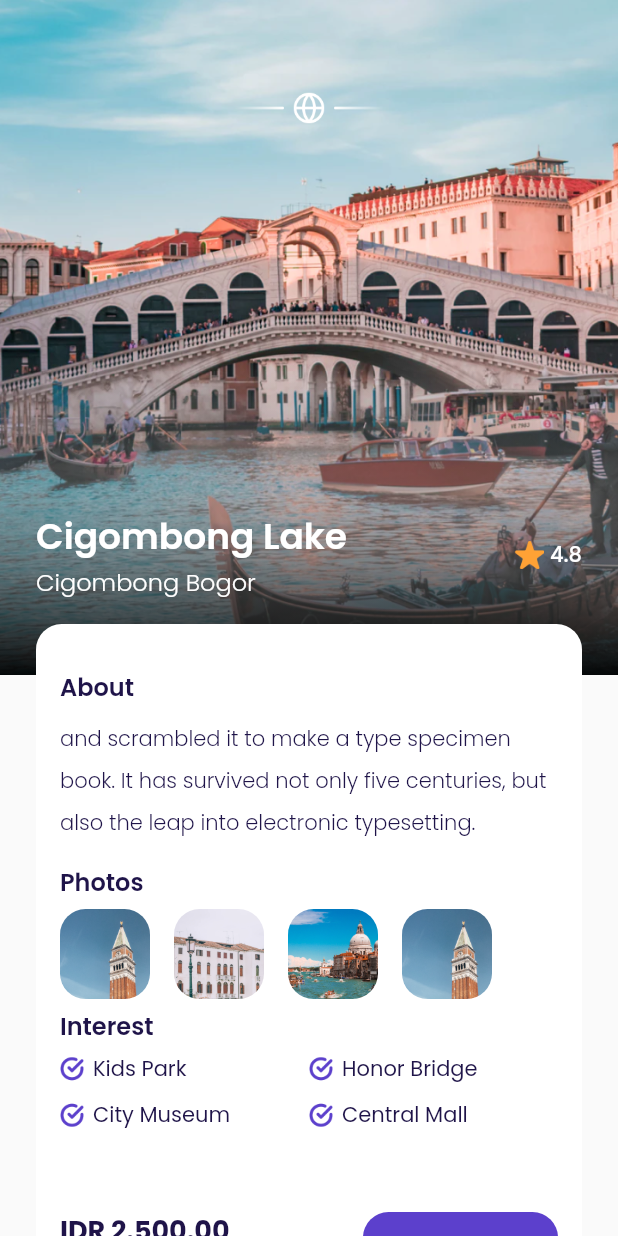
After one commit to Bintaaaa/air_plane_flutter, a Flutter app: the DetailPage screen opened by its route, on a phone screen of 412 x 824 dp. The commit adds this screen. Run offline on Flutter 3.47's test engine with Material 2 defaults, Android fonts, the phone set to English and light mode, and no system bars; our stand-ins replace google_fonts.

Commit message:
Detail page

```diff
--- a/lib/main.dart
+++ b/lib/main.dart
@@ -1,4 +1,5 @@
 import 'package:air_plane/ui/pages/bonus_page.dart';
+import 'package:air_plane/ui/pages/detail_page.dart';
 import 'package:air_plane/ui/pages/get_started.dart';
 import 'package:air_plane/ui/pages/main_page.dart';
 import 'package:air_plane/ui/pages/sign_up_page.dart';
@@ -18,7 +19,8 @@ class MyApp extends StatelessWidget {
         '/get-started': (context) => GetStartedPage(),
         '/sign-up-page': (context) => SignUpPage(),
         '/bonus': (context) => BonusPage(),
-        '/main': (context) => MainPage()
+        '/main': (context) => MainPage(),
+        '/detail-page': (context) => DetailPage()
       },
     );
   }
--- /dev/null
+++ b/lib/ui/pages/detail_page.dart
@@ -0,0 +1,221 @@
+import 'package:air_plane/style/theme.dart';
+import 'package:air_plane/ui/widgets/item_button.dart';
+import 'package:air_plane/ui/widgets/item_interest_detail.dart';
+import 'package:air_plane/ui/widgets/item_photo_detail.dart';
+import 'package:flutter/material.dart';
+
+class DetailPage extends StatelessWidget {
+  const DetailPage({Key? key}) : super(key: key);
+
+  @override
+  Widget build(BuildContext context) {
+    Widget backgroundImage() {
+      return Container(
+        width: double.infinity,
+        height: 450,
+        decoration: BoxDecoration(
+            image: DecorationImage(
+                fit: BoxFit.cover,
+                image: AssetImage("assets/image_destination1.png"))),
+      );
+    }
+
+    Widget shadowGradient() {
+      return Container(
+        width: double.infinity,
+        height: 214,
+        margin: EdgeInsets.only(top: 236),
+        decoration: BoxDecoration(
+            gradient: LinearGradient(
+                begin: Alignment.topCenter,
+                end: Alignment.bottomCenter,
+                colors: [
+              kWhiteColor.withOpacity(0),
+              Colors.black.withOpacity(0.95)
+            ])),
+      );
+    }
+
+    Widget content() {
+      return Container(
+        width: double.infinity,
+        margin: EdgeInsets.fromLTRB(
+            defaultMargin, defaultMargin * 2.5, defaultMargin, 0),
+        child: Column(
+          children: [
+            Container(
+              width: 100,
+              height: 24,
+              decoration: BoxDecoration(
+                  image: DecorationImage(
+                      image: AssetImage("assets/icon_emblem.png"))),
+            ),
+            Container(
+              margin: EdgeInsets.only(top: 256),
+              child: Row(
+                children: [
+                  Expanded(
+                    child: Column(
+                      crossAxisAlignment: CrossAxisAlignment.start,
+                      children: [
+                        Text(
+                          "Cigombong Lake",
+                          style: whiteTextStyle.copyWith(
+                            fontSize: 24,
+                            fontWeight: semiBold,
+                          ),
+                        ),
+                        Text(
+                          "Cigombong Bogor",
+                          style: whiteTextStyle.copyWith(
+                            fontSize: 16,
+                            fontWeight: ligth,
+                          ),
+                          overflow: TextOverflow.ellipsis,
+                        )
+                      ],
+                    ),
+                  ),
+                  Row(
+                    mainAxisAlignment: MainAxisAlignment.center,
+                    crossAxisAlignment: CrossAxisAlignment.center,
+                    children: [
+                      Container(
+                        width: 20,
+                        height: 20,
+                        margin: EdgeInsets.only(right: 4),
+                        decoration: BoxDecoration(
+                            image: DecorationImage(
+                                image: AssetImage("assets/icon_star.png"))),
+                      ),
+                      Text(
+                        "4.8",
+                        style: whiteTextStyle.copyWith(fontWeight: medium),
+                      )
+                    ],
+                  ),
+                ],
+              ),
+            ),
+            Container(
+              width: double.infinity,
+              margin: EdgeInsets.only(top: 16),
+              padding: EdgeInsets.symmetric(horizontal: 16, vertical: 30),
+              decoration: BoxDecoration(
+                  color: kWhiteColor, borderRadius: BorderRadius.circular(17)),
+              child: Column(
+                crossAxisAlignment: CrossAxisAlignment.start,
+                children: [
+                  Text(
+                    "About",
+                    style: blackTextStyle.copyWith(
+                      fontSize: 16,
+                      fontWeight: semiBold,
+                    ),
+                  ),
+                  SizedBox(
+                    height: 6,
+                  ),
+                  Text(
+                    "and scrambled it to make a type specimen book. It has survived not only five centuries, but also the leap into electronic typesetting.",
+                    style:
+                        blackTextStyle.copyWith(fontWeight: ligth, height: 2),
+                  ),
+                  SizedBox(
+                    height: 16,
+                  ),
+                  Text(
+                    "Photos",
+                    style: blackTextStyle.copyWith(
+                      fontSize: 16,
+                      fontWeight: semiBold,
+                    ),
+                  ),
+                  SizedBox(
+                    height: 6,
+                  ),
+                  Row(
+                    children: [
+                      ItemPhotoDetail(imageUrl: "image_photo1"),
+                      ItemPhotoDetail(imageUrl: "image_photo2"),
+                      ItemPhotoDetail(imageUrl: "image_photo3"),
+                      ItemPhotoDetail(imageUrl: "image_photo1"),
+                    ],
+                  ),
+                  SizedBox(
+                    height: 6,
+                  ),
+                  Text(
+                    "Interest",
+                    style: blackTextStyle.copyWith(
+                        fontSize: 16, fontWeight: semiBold),
+                  ),
+                  SizedBox(
+                    height: 6,
+                  ),
+                  Row(
+                    children: [
+                      ItemInterestDetail(facility: "Kids Park"),
+                      ItemInterestDetail(facility: "Honor Bridge"),
+                    ],
+                  ),
+                  SizedBox(
+                    height: 10,
+                  ),
+                  Row(
+                    children: [
+                      ItemInterestDetail(facility: "City Museum"),
+                      ItemInterestDetail(facility: "Central Mall"),
+                    ],
+                  ),
+                  Container(
+                    width: double.infinity,
+                    margin: EdgeInsets.only(top: 30),
+                    child: Row(
+                      children: [
+                        Expanded(
+                          child: Column(
+                            crossAxisAlignment: CrossAxisAlignment.start,
+                            children: [
+                              Text(
+                                "IDR 2.500.00",
+                                style: blackTextStyle.copyWith(
+                                    fontSize: 18, fontWeight: bold),
+                              ),
+                              SizedBox(
+                                height: 5,
+                              ),
+                              Text(
+                                "per orang",
+                                style: greyTextStyle.copyWith(fontWeight: ligth),
+                              )
+                            ],
+                          ),
+                        ),
+                        ItemButton(title: "Book Now", width: 130, onPressed: (){})
+                      ],
+                    ),
+                  ),
+                ],
+              ),
+            ),
+          ],
+        ),
+      );
+    }
+
+    return Scaffold(
+      backgroundColor: kBackgroundColor,
+      body: SingleChildScrollView(
+        scrollDirection: Axis.vertical,
+        child: Stack(
+          children: [
+            backgroundImage(),
+            shadowGradient(),
+            content(),
+          ],
+        ),
+      ),
+    );
+  }
+}
--- a/lib/ui/pages/sign_up_page.dart
+++ b/lib/ui/pages/sign_up_page.dart
@@ -19,16 +19,12 @@ class SignUpPage extends StatelessWidget {
       );
     }
 
-    Widget inputSection(){
-
-
 
     Widget submitButtom(){
       return ItemButton(title: "Submit", onPressed: (){
         Navigator.pushNamed(context, '/bonus');
       },);
     }
-
     Widget tacButton(){
       return Container(
         margin: EdgeInsets.only(top: defaultMargin*2, bottom: 50),
@@ -41,6 +37,8 @@ class SignUpPage extends StatelessWidget {
         ),
       );
     }
+
+    Widget inputSection(){
 
       return Container(
         margin: EdgeInsets.only(top: defaultMargin),
@@ -74,7 +72,7 @@ class SignUpPage extends StatelessWidget {
           ),
           children: [
             title(),
-            inputSection()
+            inputSection(),
           ],
         ),
       ),
--- /dev/null
+++ b/lib/ui/widgets/item_interest_detail.dart
@@ -0,0 +1,30 @@
+import 'package:air_plane/style/theme.dart';
+import 'package:flutter/material.dart';
+
+class ItemInterestDetail extends StatelessWidget {
+  final String facility;
+  const ItemInterestDetail({Key? key, required this.facility}) : super(key: key);
+
+  @override
+  Widget build(BuildContext context) {
+    return Expanded(
+      child: Row(
+        children: [
+          Container(
+            width: 16,
+            height: 16,
+            margin: EdgeInsets.only(right: 6),
+            decoration: BoxDecoration(
+                image: DecorationImage(
+                    image: AssetImage(
+                        "assets/icon_check.png"
+                    )
+                )
+            ),
+          ),
+          Text("$facility", style:blackTextStyle)
+        ],
+      ),
+    );
+  }
+}
--- /dev/null
+++ b/lib/ui/widgets/item_photo_detail.dart
@@ -0,0 +1,24 @@
+import 'package:flutter/material.dart';
+
+class ItemPhotoDetail extends StatelessWidget {
+  final String imageUrl;
+  const ItemPhotoDetail({Key? key, required this.imageUrl}) : super(key: key);
+
+  @override
+  Widget build(BuildContext context) {
+    return Container(
+      width: 60,
+      height: 60,
+      margin: EdgeInsets.only(right: 16),
+      decoration: BoxDecoration(
+          borderRadius: BorderRadius.circular(17),
+          image: DecorationImage(
+              fit: BoxFit.cover,
+              image: AssetImage(
+                  "assets/$imageUrl.png"
+              )
+          )
+      ),
+    );
+  }
+}
--- a/lib/ui/widgets/item_popular_destination.dart
+++ b/lib/ui/widgets/item_popular_destination.dart
@@ -1,17 +1,28 @@
 import 'package:air_plane/style/theme.dart';
+import 'package:air_plane/ui/pages/detail_page.dart';
 import 'package:flutter/material.dart';
 
 class ItemPopularDestination extends StatelessWidget {
-
   final String imgUrl;
   final String place;
   final String city;
 
-  const ItemPopularDestination({Key? key, required this.imgUrl, required this.place, required this.city}) : super(key: key);
+  const ItemPopularDestination(
+      {Key? key, required this.imgUrl, required this.place, required this.city})
+      : super(key: key);
 
   @override
   Widget build(BuildContext context) {
-    return Container(
+    return GestureDetector(
+      onTap: () {
+        Navigator.push(
+          context,
+          MaterialPageRoute(
+            builder: (context) => DetailPage(),
+          ),
+        );
+      },
+      child: Container(
         margin: EdgeInsets.only(top: defaultMargin),
         child: Row(
           children: [
@@ -55,11 +66,13 @@ class ItemPopularDestination extends StatelessWidget {
                               margin: EdgeInsets.only(right: 4),
                               decoration: BoxDecoration(
                                   image: DecorationImage(
-                                    image: AssetImage("assets/icon_star.png"))),
+                                      image:
+                                          AssetImage("assets/icon_star.png"))),
                             ),
                             Text(
                               "4.8",
-                            style: blackTextStyle.copyWith(fontWeight: medium),
+                              style:
+                                  blackTextStyle.copyWith(fontWeight: medium),
                             )
                           ],
                         ),
@@ -91,6 +104,7 @@ class ItemPopularDestination extends StatelessWidget {
             )
           ],
         ),
+      ),
     );
   }
 }
```
Lines whose indentation alone changed are shown as unchanged.
